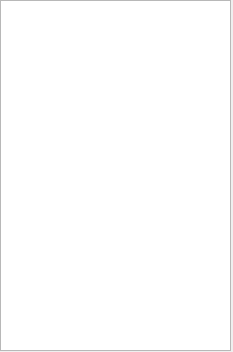
buque/note, file note.ui: the form before one commit.
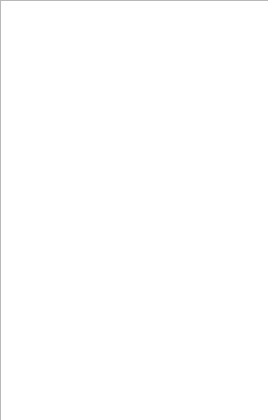
The form after the commit.

Commit message: modified:   .vscode/launch.json 	new file:   0.png 	new file:   1.png 	new file:   10.png 	new file:   11.png 	new file:   12.png 	new file:   128.png 	new file:   129.png 	new file:   13.png 	new file:   130.png 	new file:   131.png 	new file:   132.png 	new file:   134.png 	new file:   135.png 	new file:   136.png 	new file:   14.png 	new file:   15.png 	new file:   2 (1).png 	new file:   2.png 	new file:   3.png 	new file:   4.png 	new file:   5.png 	new file:   6.png 	new file:   7.png 	new file:   8.png 	new file:   9.png 	modified:   main.py 	modified:   note.ui 	modified:   ui_note.py

Patch:
```diff
--- a/note.ui
+++ b/note.ui
@@ -6,23 +6,20 @@
    <rect>
     <x>0</x>
     <y>0</y>
-    <width>233</width>
-    <height>352</height>
+    <width>268</width>
+    <height>420</height>
    </rect>
   </property>
   <property name="windowTitle">
    <string>Form</string>
   </property>
-  <widget class="QListView" name="listView">
-   <property name="enabled">
-    <bool>true</bool>
-   </property>
+  <widget class="QListWidget" name="table">
    <property name="geometry">
     <rect>
      <x>0</x>
      <y>0</y>
-     <width>231</width>
-     <height>351</height>
+     <width>271</width>
+     <height>421</height>
     </rect>
    </property>
   </widget>
```
The commit also changes 28 other files.
